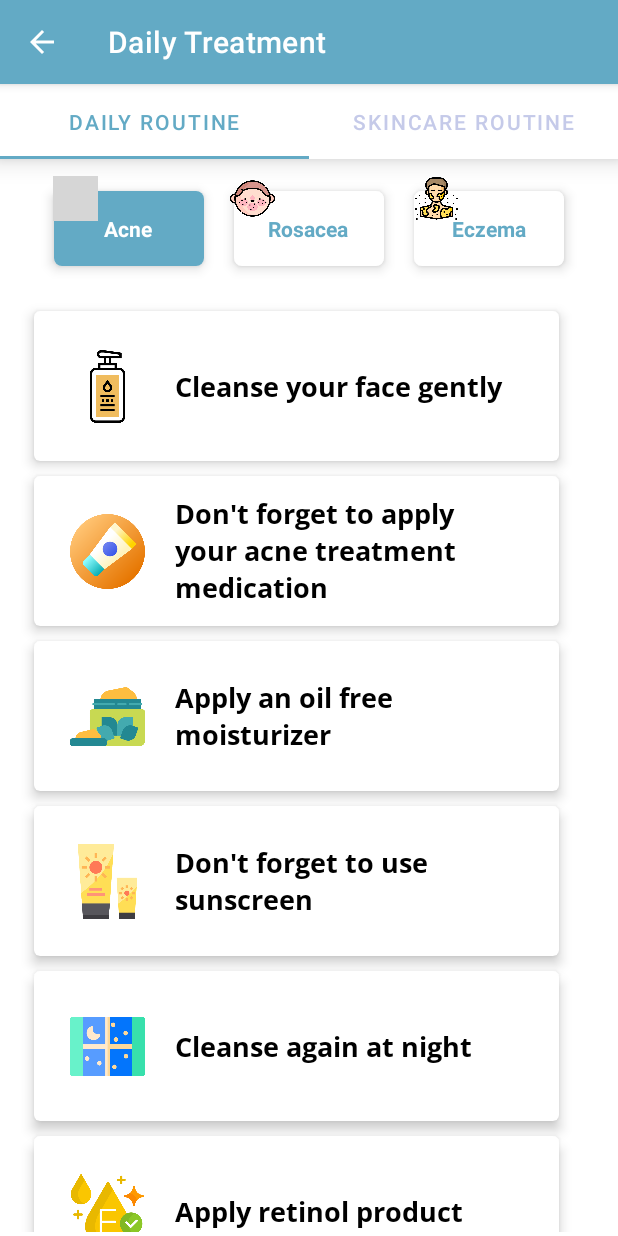
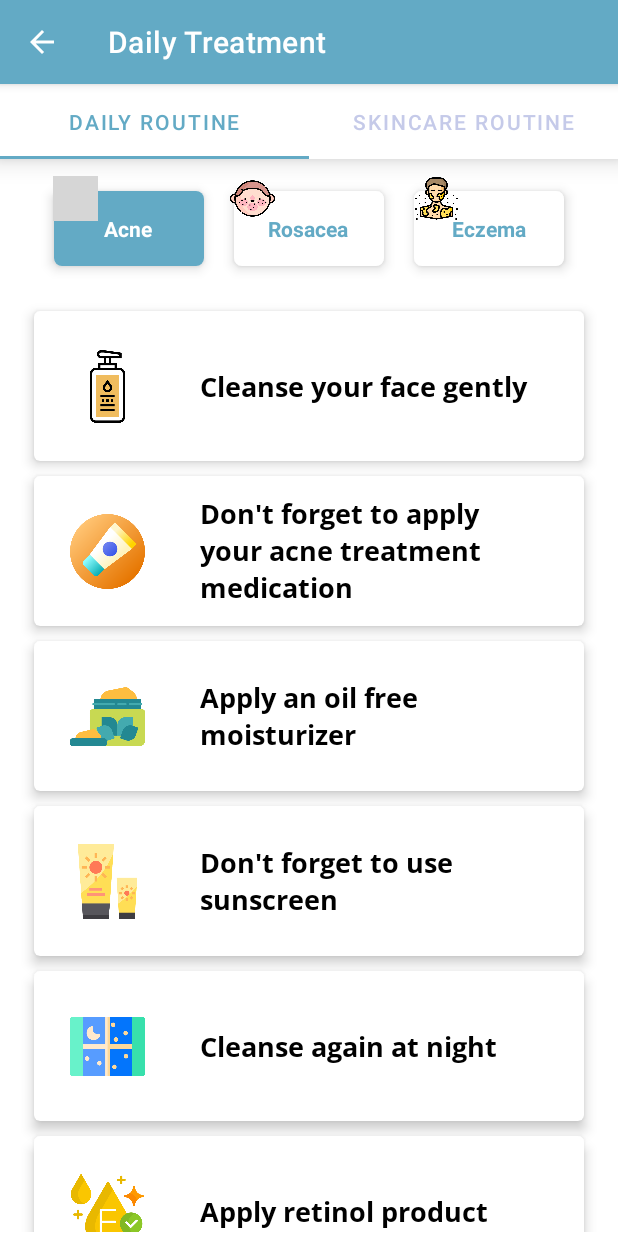
Before and after one commit to Chndr-3/Capstone-Project-Mobile-Development-Repository, an Android app: the DailyTreatmentFragment screen opened directly, with no data from a screen before it, after a tap on "Acne", on a phone screen of 412 x 824 dp. Run offline under Robolectric (Android 15) with nearby library versions, the phone set to English and light mode, and no system bars; Roboto replaces fonts that are not available here; grey boxes are pictures that could not be loaded.

```diff
--- a/app/src/main/res/layout/daily_routine_item.xml
+++ b/app/src/main/res/layout/daily_routine_item.xml
@@ -3,7 +3,7 @@
     xmlns:app="http://schemas.android.com/apk/res-auto"
     xmlns:tools="http://schemas.android.com/tools"
     android:id="@+id/card"
-    android:layout_width="350dp"
+    android:layout_width="match_parent"
     android:layout_height="100dp"
     android:layout_marginHorizontal="20dp"
     android:layout_marginTop="10dp"
@@ -17,7 +17,6 @@
     <androidx.constraintlayout.widget.ConstraintLayout
         android:layout_width="match_parent"
         android:layout_height="match_parent">
-
 
         <TextView
             android:id="@+id/dailyRoutine"
```
Also changed, not shown: app/src/main/java/com/bangkit/skutapplication/view/camera/PopUpActivity.kt (added, +11 -0 lines), app/src/main/res/drawable/natural_oud_sabun_untuk_kulit_rosacea.png (added), app/src/main/res/drawable/obat_salep_eksim_kering.png (added).
